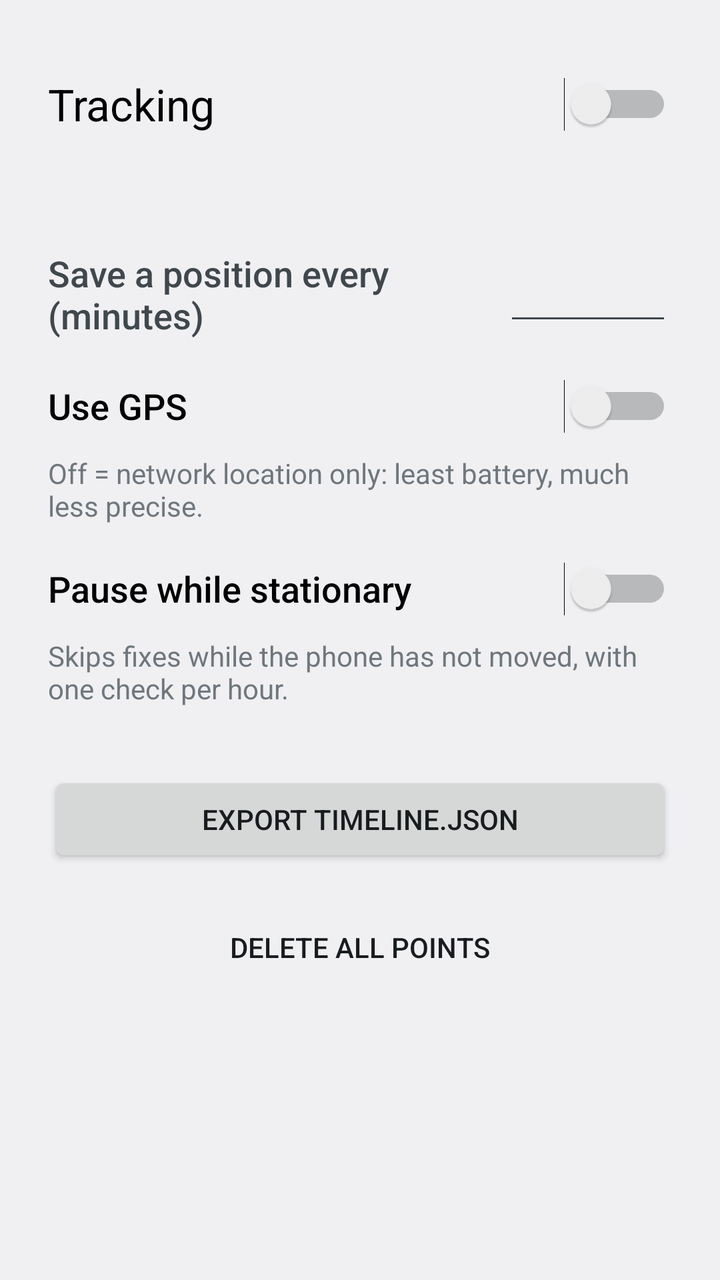
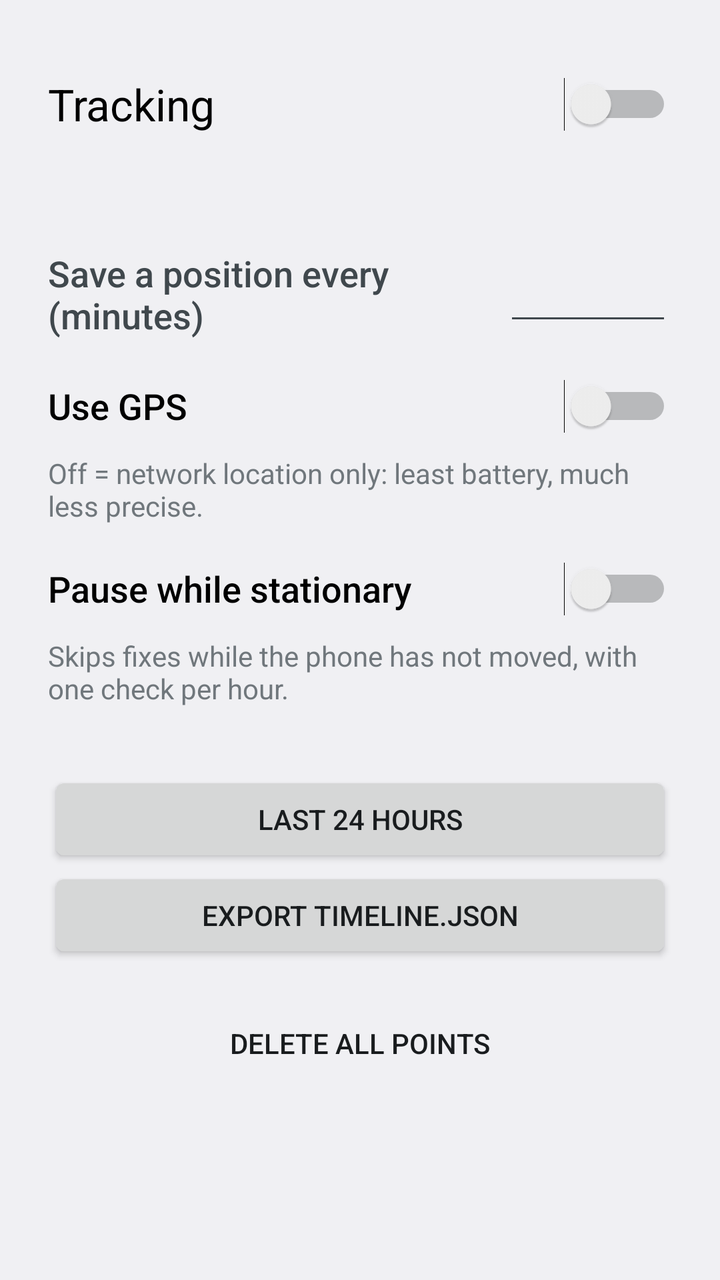

Two renders of the same Android screen: before a commit and after it. Below are the layout's source before the change and the commit's diff.
<!-- AndroidManifest.xml: application theme App -->
<!-- res/layout/main.xml -->
<?xml version="1.0" encoding="utf-8"?>
<ScrollView xmlns:android="http://schemas.android.com/apk/res/android"
    android:layout_width="match_parent"
    android:layout_height="match_parent"
    android:fitsSystemWindows="true">

    <LinearLayout
        android:layout_width="match_parent"
        android:layout_height="wrap_content"
        android:orientation="vertical"
        android:padding="24dp">

        <Switch
            android:id="@+id/tracking"
            android:layout_width="match_parent"
            android:layout_height="wrap_content"
            android:minHeight="56dp"
            android:text="@string/tracking"
            android:textAppearance="@android:style/TextAppearance.DeviceDefault.Large" />

        <TextView
            android:id="@+id/status"
            android:layout_width="match_parent"
            android:layout_height="wrap_content"
            android:layout_marginBottom="24dp"
            android:lineSpacingMultiplier="1.2"
            android:textAppearance="@android:style/TextAppearance.DeviceDefault.Small"
            android:textIsSelectable="true" />

        <LinearLayout
            android:layout_width="match_parent"
            android:layout_height="wrap_content"
            android:gravity="center_vertical"
            android:minHeight="48dp"
            android:orientation="horizontal">

            <TextView
                android:layout_width="0dp"
                android:layout_height="wrap_content"
                android:layout_weight="1"
                android:labelFor="@+id/interval"
                android:text="@string/interval"
                android:textAppearance="@android:style/TextAppearance.DeviceDefault.Medium" />

            <EditText
                android:id="@+id/interval"
                android:layout_width="wrap_content"
                android:layout_height="wrap_content"
                android:ems="4"
                android:gravity="end"
                android:imeOptions="actionDone"
                android:importantForAutofill="no"
                android:inputType="number"
                android:maxLength="4" />
        </LinearLayout>

        <Switch
            android:id="@+id/gps"
            android:layout_width="match_parent"
            android:layout_height="wrap_content"
            android:layout_marginTop="8dp"
            android:minHeight="48dp"
            android:text="@string/use_gps"
            android:textAppearance="@android:style/TextAppearance.DeviceDefault.Medium" />

        <TextView
            android:layout_width="match_parent"
            android:layout_height="wrap_content"
            android:text="@string/use_gps_hint"
            android:textAppearance="@android:style/TextAppearance.DeviceDefault.Small" />

        <Switch
            android:id="@+id/still"
            android:layout_width="match_parent"
            android:layout_height="wrap_content"
            android:layout_marginTop="8dp"
            android:minHeight="48dp"
            android:text="@string/still"
            android:textAppearance="@android:style/TextAppearance.DeviceDefault.Medium" />

        <TextView
            android:layout_width="match_parent"
            android:layout_height="wrap_content"
            android:text="@string/still_hint"
            android:textAppearance="@android:style/TextAppearance.DeviceDefault.Small" />

        <Button
            android:id="@+id/export"
            android:layout_width="match_parent"
            android:layout_height="wrap_content"
            android:layout_marginTop="32dp"
            android:text="@string/export" />

        <Button
            android:id="@+id/battery"
            android:layout_width="match_parent"
            android:layout_height="wrap_content"
            android:text="@string/battery"
            android:visibility="gone" />

        <Button
            android:id="@+id/clear"
            style="@android:style/Widget.DeviceDefault.Button.Borderless"
            android:layout_width="match_parent"
            android:layout_height="wrap_content"
            android:layout_marginTop="16dp"
            android:text="@string/clear" />

        <TextView
            android:id="@+id/version"
            android:layout_width="match_parent"
            android:layout_height="wrap_content"
            android:layout_marginTop="16dp"
            android:gravity="center"
            android:textAppearance="@android:style/TextAppearance.DeviceDefault.Small" />
    </LinearLayout>
</ScrollView>
<!-- resources referenced by this layout -->
<resources>
  <string name="battery">Allow running in background</string>
  <string name="clear">Delete all points</string>
  <string name="export">Export Timeline.json</string>
  <string name="interval">Save a position every (minutes)</string>
  <string name="still">Pause while stationary</string>
  <string name="still_hint">Skips fixes while the phone has not moved, with one check per hour.</string>
  <string name="tracking">Tracking</string>
  <string name="use_gps">Use GPS</string>
  <string name="use_gps_hint">Off = network location only: least battery, much less precise.</string>
  <style name="App" parent="android:Theme.DeviceDefault.NoActionBar" />
</resources>

<!-- the commit's change to res/layout/main.xml (unified diff, before → after) -->
@@ -85,10 +85,16 @@
             android:textAppearance="@android:style/TextAppearance.DeviceDefault.Small" />
 
         <Button
+            android:id="@+id/show_track"
+            android:layout_width="match_parent"
+            android:layout_height="wrap_content"
+            android:layout_marginTop="32dp"
+            android:text="@string/track_title" />
+
+        <Button
             android:id="@+id/export"
             android:layout_width="match_parent"
             android:layout_height="wrap_content"
-            android:layout_marginTop="32dp"
             android:text="@string/export" />
 
         <Button
<!-- resource entries referenced after the edit -->
@@ -6,6 +6,7 @@
   <string name="interval">Save a position every (minutes)</string>
   <string name="still">Pause while stationary</string>
   <string name="still_hint">Skips fixes while the phone has not moved, with one check per hour.</string>
+  <string name="track_title">Last 24 hours</string>
   <string name="tracking">Tracking</string>
   <string name="use_gps">Use GPS</string>
   <string name="use_gps_hint">Off = network location only: least battery, much less precise.</string>
